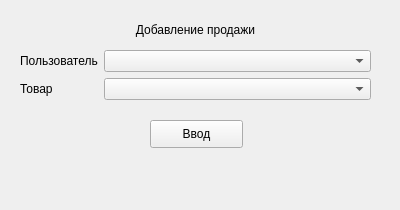
Qt form add_sale.ui (Zakhy1/pyqt-database-app) before a commit.
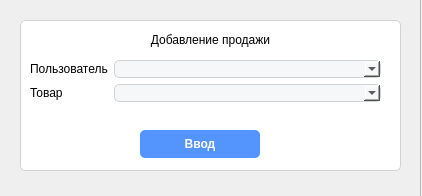
The same form after that commit. Icons and pictures are not drawn.

```diff
--- a/add_sale.ui
+++ b/add_sale.ui
@@ -6,8 +6,8 @@
    <rect>
     <x>0</x>
     <y>0</y>
-    <width>400</width>
-    <height>210</height>
+    <width>422</width>
+    <height>196</height>
    </rect>
   </property>
   <property name="windowTitle">
@@ -16,8 +16,8 @@
   <widget class="QWidget" name="formLayoutWidget">
    <property name="geometry">
     <rect>
-     <x>20</x>
-     <y>50</y>
+     <x>30</x>
+     <y>60</y>
      <width>351</width>
      <height>61</height>
     </rect>
@@ -25,6 +25,18 @@
    <layout class="QFormLayout" name="formLayout">
     <item row="0" column="0">
      <widget class="QLabel" name="label">
+      <property name="minimumSize">
+       <size>
+        <width>0</width>
+        <height>0</height>
+       </size>
+      </property>
+      <property name="font">
+       <font>
+        <family>Microsoft YaHei UI</family>
+        <pointsize>9</pointsize>
+       </font>
+      </property>
       <property name="text">
        <string>Пользователь</string>
       </property>
@@ -32,28 +44,58 @@
     </item>
     <item row="1" column="0">
      <widget class="QLabel" name="label_2">
+      <property name="minimumSize">
+       <size>
+        <width>0</width>
+        <height>0</height>
+       </size>
+      </property>
+      <property name="font">
+       <font>
+        <family>Microsoft YaHei UI</family>
+        <pointsize>9</pointsize>
+       </font>
+      </property>
       <property name="text">
        <string>Товар</string>
       </property>
      </widget>
     </item>
     <item row="0" column="1">
-     <widget class="QComboBox" name="comboBox"/>
+     <widget class="QComboBox" name="comboBox">
+      <property name="styleSheet">
+       <string notr="true">background-color: #F6F7F9;
+border: 1px solid #D1D2D4;
+border-radius: 5%;</string>
+      </property>
+     </widget>
     </item>
     <item row="1" column="1">
-     <widget class="QComboBox" name="comboBox_2"/>
+     <widget class="QComboBox" name="comboBox_2">
+      <property name="styleSheet">
+       <string notr="true">background-color: #F6F7F9;
+border: 1px solid #D1D2D4;
+border-radius: 5%;</string>
+      </property>
+     </widget>
     </item>
    </layout>
   </widget>
   <widget class="QLabel" name="label_4">
    <property name="geometry">
     <rect>
-     <x>30</x>
-     <y>20</y>
-     <width>331</width>
+     <x>20</x>
+     <y>30</y>
+     <width>381</width>
      <height>20</height>
     </rect>
    </property>
+   <property name="font">
+    <font>
+     <family>Microsoft YaHei UI</family>
+     <pointsize>9</pointsize>
+    </font>
+   </property>
    <property name="layoutDirection">
     <enum>Qt::LeftToRight</enum>
    </property>
@@ -70,16 +112,83 @@
   <widget class="QPushButton" name="pushButton">
    <property name="geometry">
     <rect>
-     <x>150</x>
-     <y>120</y>
-     <width>93</width>
+     <x>140</x>
+     <y>130</y>
+     <width>120</width>
      <height>28</height>
     </rect>
    </property>
+   <property name="minimumSize">
+    <size>
+     <width>120</width>
+     <height>28</height>
+    </size>
+   </property>
+   <property name="font">
+    <font>
+     <family>Microsoft YaHei UI</family>
+     <pointsize>9</pointsize>
+     <weight>75</weight>
+     <bold>true</bold>
+    </font>
+   </property>
+   <property name="cursor">
+    <cursorShape>PointingHandCursor</cursorShape>
+   </property>
+   <property name="styleSheet">
+    <string notr="true">border-radius: 5%;
+background-color: #5394FD;
+color: white;</string>
+   </property>
    <property name="text">
     <string>Ввод</string>
    </property>
   </widget>
+  <widget class="QFrame" name="frame">
+   <property name="geometry">
+    <rect>
+     <x>20</x>
+     <y>20</y>
+     <width>381</width>
+     <height>151</height>
+    </rect>
+   </property>
+   <property name="styleSheet">
+    <string notr="true">background-color: white;
+border-radius: 5%;
+border: 1px solid #D1D2D4</string>
+   </property>
+   <property name="frameShape">
+    <enum>QFrame::StyledPanel</enum>
+   </property>
+   <property name="frameShadow">
+    <enum>QFrame::Raised</enum>
+   </property>
+  </widget>
+  <widget class="QFrame" name="frame_2">
+   <property name="geometry">
+    <rect>
+     <x>-10</x>
+     <y>-10</y>
+     <width>431</width>
+     <height>221</height>
+    </rect>
+   </property>
+   <property name="styleSheet">
+    <string notr="true">background-image: url(:/backs/back-image.png);</string>
+   </property>
+   <property name="frameShape">
+    <enum>QFrame::StyledPanel</enum>
+   </property>
+   <property name="frameShadow">
+    <enum>QFrame::Raised</enum>
+   </property>
+  </widget>
+  <zorder>frame_2</zorder>
+  <zorder>frame</zorder>
+  <zorder>formLayoutWidget</zorder>
+  <zorder>label_4</zorder>
+  <zorder>pushButton</zorder>
  </widget>
  <resources/>
  <connections/>
```
Left out of the diff: 4 changed lines with no effect on the pictures.
